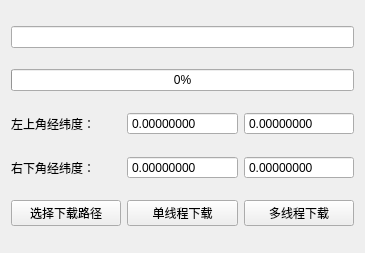
Above: MapExamples/MapDownload/widget.ui from mahuifa/QMDemo before the change. Below: the same form after it.
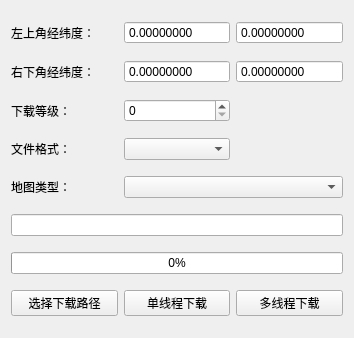
That is the form after the change.

Commit message: feat：完成ArcGis瓦片地图单线程下载功能

What changed in the file:
```diff
--- a/MapExamples/MapDownload/widget.ui
+++ b/MapExamples/MapDownload/widget.ui
@@ -6,47 +6,78 @@
    <rect>
     <x>0</x>
     <y>0</y>
-    <width>365</width>
-    <height>253</height>
+    <width>354</width>
+    <height>338</height>
    </rect>
   </property>
   <property name="windowTitle">
    <string>Widget</string>
   </property>
   <layout class="QGridLayout" name="gridLayout">
-   <item row="0" column="0" colspan="3">
-    <widget class="QLineEdit" name="line_savePath"/>
+   <item row="6" column="0">
+    <widget class="QLabel" name="label_4">
+     <property name="text">
+      <string>地图类型：</string>
+     </property>
+    </widget>
    </item>
-   <item row="1" column="0" colspan="3">
+   <item row="10" column="0">
+    <widget class="QPushButton" name="but_savePath">
+     <property name="text">
+      <string>选择下载路径</string>
+     </property>
+    </widget>
+   </item>
+   <item row="3" column="0">
+    <widget class="QLabel" name="label_2">
+     <property name="text">
+      <string>右下角经纬度：</string>
+     </property>
+    </widget>
+   </item>
+   <item row="2" column="1">
+    <widget class="QDoubleSpinBox" name="dspin_LTLon">
+     <property name="buttonSymbols">
+      <enum>QAbstractSpinBox::NoButtons</enum>
+     </property>
+     <property name="decimals">
+      <number>8</number>
+     </property>
+     <property name="minimum">
+      <double>-180.000000000000000</double>
+     </property>
+     <property name="maximum">
+      <double>180.000000000000000</double>
+     </property>
+     <property name="singleStep">
+      <double>0.001000000000000</double>
+     </property>
+    </widget>
+   </item>
+   <item row="10" column="2">
+    <widget class="QPushButton" name="but_threads">
+     <property name="text">
+      <string>多线程下载</string>
+     </property>
+     <property name="checkable">
+      <bool>true</bool>
+     </property>
+    </widget>
+   </item>
+   <item row="9" column="0" colspan="3">
     <widget class="QProgressBar" name="progressBar">
      <property name="value">
       <number>0</number>
      </property>
     </widget>
    </item>
-   <item row="2" column="0">
-    <widget class="QLabel" name="label">
+   <item row="10" column="1">
+    <widget class="QPushButton" name="but_thread">
      <property name="text">
-      <string>左上角经纬度：</string>
+      <string>单线程下载</string>
      </property>
-    </widget>
-   </item>
-   <item row="2" column="1">
-    <widget class="QDoubleSpinBox" name="dspin_LTLon">
-     <property name="buttonSymbols">
-      <enum>QAbstractSpinBox::NoButtons</enum>
-     </property>
-     <property name="decimals">
-      <number>8</number>
-     </property>
-     <property name="minimum">
-      <double>-180.000000000000000</double>
-     </property>
-     <property name="maximum">
-      <double>180.000000000000000</double>
-     </property>
-     <property name="singleStep">
-      <double>0.001000000000000</double>
+     <property name="checkable">
+      <bool>true</bool>
      </property>
     </widget>
    </item>
@@ -69,10 +100,13 @@
      </property>
     </widget>
    </item>
-   <item row="3" column="0">
-    <widget class="QLabel" name="label_2">
+   <item row="8" column="0" colspan="3">
+    <widget class="QLineEdit" name="line_savePath"/>
+   </item>
+   <item row="4" column="0">
+    <widget class="QLabel" name="label_3">
      <property name="text">
-      <string>右下角经纬度：</string>
+      <string>下载等级：</string>
      </property>
     </widget>
    </item>
@@ -95,6 +129,9 @@
      </property>
     </widget>
    </item>
+   <item row="6" column="1" colspan="2">
+    <widget class="QComboBox" name="com_type"/>
+   </item>
    <item row="3" column="2">
     <widget class="QDoubleSpinBox" name="dspin_RDLat">
      <property name="buttonSymbols">
@@ -114,30 +151,30 @@
      </property>
     </widget>
    </item>
-   <item row="4" column="0">
-    <widget class="QPushButton" name="but_savePath">
-     <property name="text">
-      <string>选择下载路径</string>
-     </property>
-    </widget>
-   </item>
    <item row="4" column="1">
-    <widget class="QPushButton" name="but_thread">
-     <property name="text">
-      <string>单线程下载</string>
+    <widget class="QSpinBox" name="spin_z">
+     <property name="buttonSymbols">
+      <enum>QAbstractSpinBox::UpDownArrows</enum>
      </property>
-     <property name="checkable">
-      <bool>true</bool>
+     <property name="maximum">
+      <number>23</number>
      </property>
     </widget>
    </item>
-   <item row="4" column="2">
-    <widget class="QPushButton" name="but_threads">
+   <item row="2" column="0">
+    <widget class="QLabel" name="label">
      <property name="text">
-      <string>多线程下载</string>
+      <string>左上角经纬度：</string>
      </property>
-     <property name="checkable">
-      <bool>true</bool>
+    </widget>
+   </item>
+   <item row="5" column="1">
+    <widget class="QComboBox" name="com_format"/>
+   </item>
+   <item row="5" column="0">
+    <widget class="QLabel" name="label_5">
+     <property name="text">
+      <string>文件格式：</string>
      </property>
     </widget>
    </item>
```
The commit also changes 8 other files.
